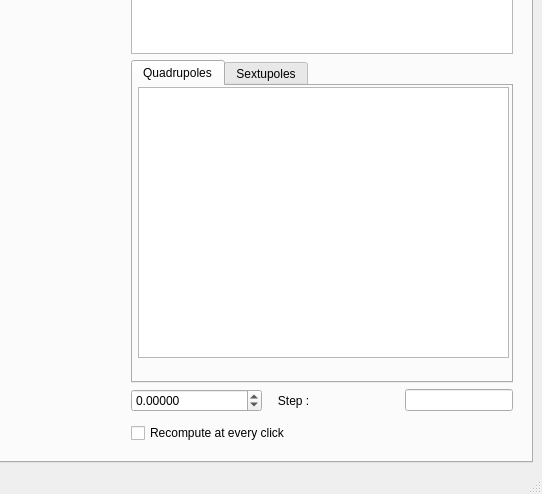
Before: the Qt Designer form RampEditor.ui in ydutheil/COSYRampEditor, drawn with Qt 5; both pictures show x 901 to 1443 and y 224 to 718 of the 1443 by 718 pixel window.
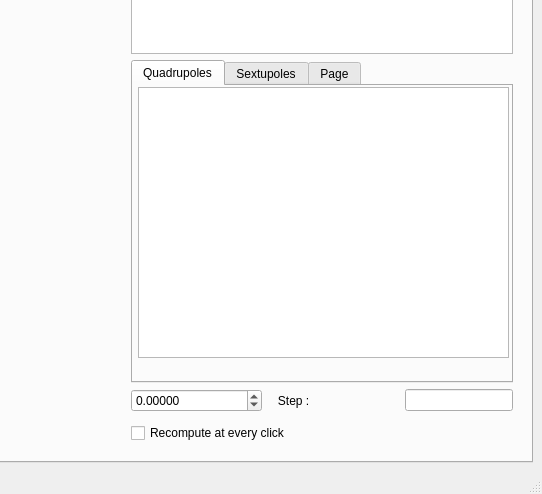
After: the same form once the commit is applied. The open tabs and pages were chosen to show the change.

Commit message: switched to pickle

Diff of the .ui file:
```diff
--- a/RampEditor.ui
+++ b/RampEditor.ui
@@ -280,6 +280,11 @@
                </property>
               </widget>
              </widget>
+             <widget class="QWidget" name="tab">
+              <attribute name="title">
+               <string>Page</string>
+              </attribute>
+             </widget>
             </widget>
            </item>
            <item>
```
Left out of the diff: 2 changed lines with no effect on the pictures. The commit also changes 2 other files.
